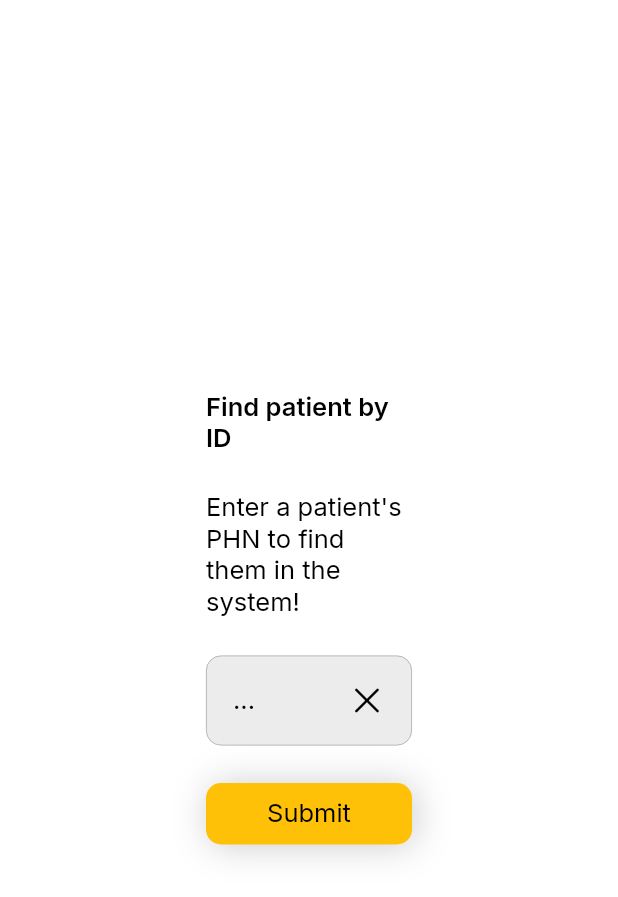
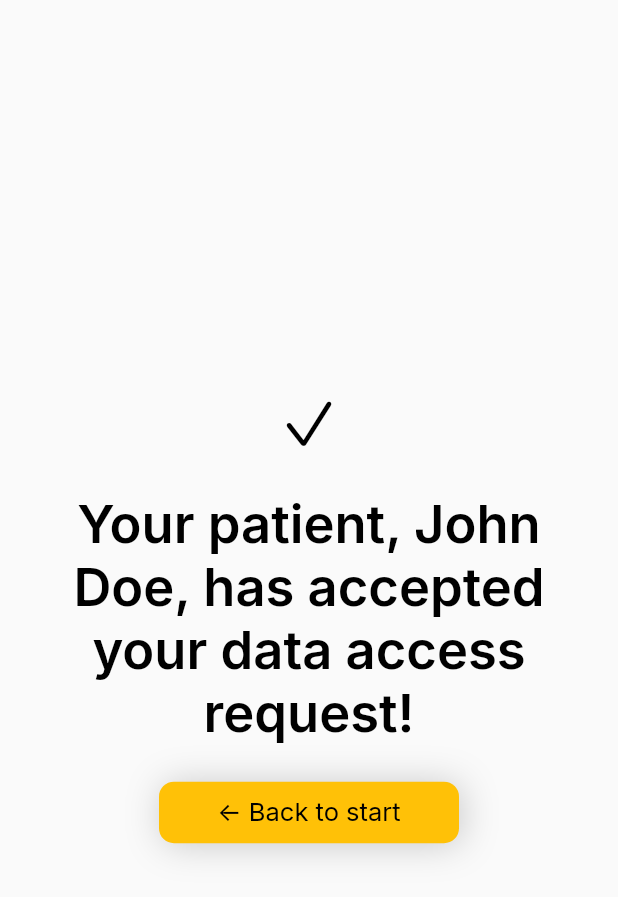
Before and after one commit to mattrltrent/code_hack_2023_client, a Flutter app: the screen it shows after launch, on a phone screen of 412 x 824 dp. Shown: the top 897 px of the screen. Run offline on Flutter 3.47's test engine with Material 2 defaults, Android fonts, the phone set to English and light mode, and no system bars; our stand-ins replace bloc, equatable, flutter_bloc, get_it, google_fonts.

Commit message:
adds result screen

```diff
--- a/lib/main.dart
+++ b/lib/main.dart
@@ -1,8 +1,13 @@
+import 'package:client/cubit/patient_data_cubit.dart';
+import 'package:client/di.dart';
 import 'package:client/screens/auth.dart';
+import 'package:client/screens/results.dart';
 import 'package:client/styles/typography.dart';
 import 'package:flutter/material.dart';
+import 'package:flutter_bloc/flutter_bloc.dart';
 
-void main() {
+void main() async {
+  await init();
   runApp(const MyApp());
 }
 
@@ -15,7 +20,7 @@ class MyApp extends StatelessWidget {
     return const MaterialApp(
       debugShowCheckedModeBanner: false,
       title: "Client",
-      home: AuthScreen(),
+      home: ResultScreen(),
     );
   }
 }
--- a/lib/screens/auth.dart
+++ b/lib/screens/auth.dart
@@ -1,7 +1,9 @@
+import 'package:client/cubit/patient_data_cubit.dart';
 import 'package:client/screens/perms.dart';
 import 'package:client/widgets/button.dart';
 import 'package:client/widgets/textfield.dart';
 import 'package:flutter/material.dart';
+import 'package:flutter_bloc/flutter_bloc.dart';
 
 import '../styles/typography.dart';
 
@@ -13,17 +15,17 @@ class AuthScreen extends StatefulWidget {
 }
 
 class _AuthScreenState extends State<AuthScreen> {
-  late TextEditingController controller;
+  late TextEditingController phnController;
 
   @override
   void initState() {
-    controller = TextEditingController();
+    phnController = TextEditingController();
     super.initState();
   }
 
   @override
   void dispose() {
-    controller.dispose();
+    phnController.dispose();
     super.dispose();
   }
 
@@ -48,32 +50,35 @@ class _AuthScreenState extends State<AuthScreen> {
                 ),
               ),
               const SizedBox(height: 25),
-              Align(
-                alignment: Alignment.topLeft,
-                child: Text(
-                  "Enter a patient's PHN to find them in the system!",
-                  style: kBody.copyWith(
-                    color: Colors.black,
-                  ),
-                ),
+              TextfieldLayout(
+                controller: phnController,
+                topText: "Enter patient PHN",
               ),
               const SizedBox(height: 25),
               TextfieldLayout(
-                controller: controller,
-                topText: "Enter patient PHN",
-                showTopText: false,
+                controller: TextEditingController(),
+                topText: "Admin username",
+              ),
+              const SizedBox(height: 25),
+              TextfieldLayout(
+                password: true,
+                controller: TextEditingController(),
+                topText: "Admin password",
               ),
               const SizedBox(height: 25),
               ButtonLayout(
                 bgColor: Colors.amber,
                 onTap: () {
-                  String phn = controller.value.text;
+                  String phn = phnController.value.text;
                   Navigator.of(context).push(
                     MaterialPageRoute(
-                      builder: (context) => PermScreens(phn: phn),
+                      builder: (context) => BlocProvider(
+                        create: (context) => PatientDataCubit(),
+                        child: PermScreens(phn: phn),
+                      ),
                     ),
                   );
-                  controller.clear();
+                  phnController.clear();
                 },
                 text: "Submit",
               ),
--- /dev/null
+++ b/lib/screens/results.dart
@@ -0,0 +1,53 @@
+import 'package:client/screens/auth.dart';
+import 'package:client/styles/typography.dart';
+import 'package:flutter/cupertino.dart';
+import 'package:flutter/material.dart';
+
+import '../widgets/button.dart';
+
+class ResultScreen extends StatelessWidget {
+  const ResultScreen({super.key});
+
+  @override
+  Widget build(BuildContext context) {
+    return Scaffold(
+      body: Center(
+        child: Padding(
+          padding: const EdgeInsets.symmetric(horizontal: 25),
+          child: SizedBox(
+            width: 400,
+            child: Column(
+              mainAxisAlignment: MainAxisAlignment.center,
+              crossAxisAlignment: CrossAxisAlignment.center,
+              children: [
+                Icon(
+                  CupertinoIcons.check_mark,
+                  size: MediaQuery.of(context).size.width * .1,
+                  color: Colors.black,
+                ),
+                const SizedBox(height: 25),
+                Text(
+                  "Your patient, John Doe, has accepted your data access request!",
+                  textAlign: TextAlign.center,
+                  style: kHeader.copyWith(color: Colors.black),
+                ),
+                const SizedBox(height: 25),
+                SizedBox(
+                  width: 200,
+                  child: ButtonLayout(
+                    bgColor: Colors.amber,
+                    onTap: () {
+                      Navigator.push(
+                          context, MaterialPageRoute(builder: (context) => const AuthScreen(), fullscreenDialog: true));
+                    },
+                    text: "<- Back to start",
+                  ),
+                ),
+              ],
+            ),
+          ),
+        ),
+      ),
+    );
+  }
+}
--- a/lib/widgets/visibility.dart
+++ b/lib/widgets/visibility.dart
@@ -35,7 +35,7 @@ class _VisibilityLayoutState extends State<VisibilityLayout> {
                   offset: const Offset(2, 1))
             ]),
         child: Text(
-          isSelected ? "Requesting access" : "Don't need it",
+          isSelected ? "Need it" : "Don't need it",
           style: kBody.copyWith(color: Colors.black),
         ),
       ),
--- a/pubspec.yaml
+++ b/pubspec.yaml
@@ -37,6 +37,8 @@ dependencies:
   cupertino_icons: ^1.0.2
   google_fonts: ^4.0.3
   flutter_bloc: ^8.1.2
+  equatable: ^2.0.5
+  get_it: ^7.2.0
 
 dev_dependencies:
   flutter_test:
```
Also changed, not shown: lib/cubit/patient_data_cubit.dart (+9 -1 lines), lib/cubit/patient_data_state.dart (+21 -2 lines), lib/di.dart (added, +7 -0 lines), lib/entity/category.dart (added, +11 -0 lines), lib/screens/perms.dart (+55 -26 lines), pubspec.lock.
